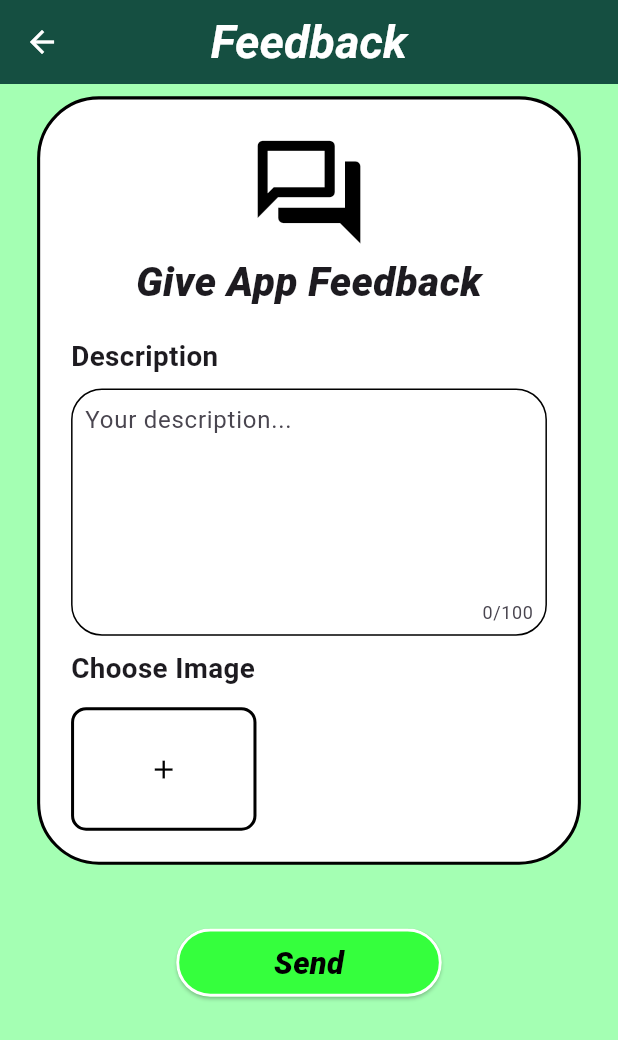
After one commit to nguyenntce/SU24-SEP490-KoreanDictionary-Mobile_app, a Flutter app: the FeedbackVocabularyScreen screen opened directly, on a phone screen of 412 x 824 dp. The commit adds this screen. Shown: the top 1040 px of the screen. Run offline on Flutter 3.47's test engine with Material 3 defaults, Android fonts, the phone set to English and light mode, and no system bars; our stand-ins replace audioplayers, camera, country_picker, firebase_auth, firebase_core, firebase_database and 8 more; accounts and stored records are empty; generated files the repository leaves out were written again.

Commit message:
add screen feedbac_vocabulary + update screen detail, update vocabulary screen

```diff
--- /dev/null
+++ b/lib/page_setting/feedback_vocabulary_screen.dart
@@ -0,0 +1,234 @@
+import 'dart:io';
+
+import 'package:flutter/material.dart';
+import 'package:image_picker/image_picker.dart';
+
+class FeedbackVocabularyScreen extends StatefulWidget {
+  @override
+  _FeedbackVocabularyScreenState createState() =>
+      _FeedbackVocabularyScreenState();
+}
+
+class _FeedbackVocabularyScreenState extends State<FeedbackVocabularyScreen> {
+  List<String> types = [
+    'Vocabulary',
+    'Take Picture',
+    'Quiz',
+    'Flashcard',
+    'Other'
+  ];
+  String? selectedType;
+
+  File? image;
+
+  bool isImageSelected = false;
+
+  Future<void> _pickImage(int boxNumber) async {
+    final pickedImage = await ImagePicker().pickImage(
+      source: ImageSource.gallery, // Chọn hình từ thư viện ảnh
+      // source: ImageSource.camera, // Chọn hình từ máy ảnh
+    );
+    if (pickedImage != null) {
+      setState(() {
+        // Cập nhật hình ảnh đã chọn vào biến tương ứng
+        if (boxNumber == 1) {
+          image = File(pickedImage.path);
+          isImageSelected =
+              true; // Đặt biến isImage1Selected thành true khi chọn hình ảnh
+        }
+      });
+    }
+  }
+
+  @override
+  Widget build(BuildContext context) {
+    double screenWidth = MediaQuery.of(context).size.width;
+    double screenHeight = MediaQuery.of(context).size.height;
+    double titleFontSize = screenWidth * 0.05;
+    double iconSize = screenWidth * 0.1;
+
+    return Scaffold(
+      backgroundColor: const Color(0xFFA4FFB3),
+      appBar: AppBar(
+        backgroundColor: const Color(0xFF154F41),
+        leading: IconButton(
+          icon: const Icon(Icons.arrow_back, color: Colors.white),
+          onPressed: () {
+            Navigator.of(context).pop();
+          },
+        ),
+        title: Text(
+          'Feedback',
+          style: TextStyle(
+            fontSize: titleFontSize * 1.5,
+            fontWeight: FontWeight.bold,
+            fontStyle: FontStyle.italic,
+            color: Colors.white,
+          ),
+        ),
+        centerTitle: true,
+      ),
+      body: LayoutBuilder(
+        builder: (context, constraints) {
+          return SingleChildScrollView(
+            // Sử dụng SingleChildScrollView thay vì CustomScrollView
+            child: Column(
+              children: [
+                Container(
+                  margin: EdgeInsets.symmetric(
+                      horizontal: screenHeight * 0.03,
+                      vertical: screenHeight * 0.01),
+                  decoration: BoxDecoration(
+                    color: Colors.white,
+                    border: Border.all(
+                        color: Colors.black, width: screenWidth * 0.005),
+                    borderRadius: BorderRadius.circular(screenWidth * 0.1),
+                  ),
+                  child: Padding(
+                    padding: EdgeInsets.all(screenWidth * 0.05),
+                    child: Column(
+                      mainAxisAlignment: MainAxisAlignment.center,
+                      children: [
+                        Icon(
+                          Icons.question_answer_outlined,
+                          size: iconSize * 2,
+                          color: Colors.black,
+                        ),
+                        Text(
+                          'Give App Feedback',
+                          style: TextStyle(
+                            fontSize: titleFontSize * 1.3,
+                            fontWeight: FontWeight.w900,
+                            fontStyle: FontStyle.italic,
+                          ),
+                          textAlign: TextAlign.center,
+                        ),
+                        SizedBox(height: screenWidth * 0.02),
+
+                        SizedBox(height: screenWidth * 0.02),
+                        Row(
+                          mainAxisAlignment: MainAxisAlignment.start,
+                          children: [
+                            Text(
+                              'Description',
+                              style: TextStyle(
+                                fontSize: titleFontSize * 0.9,
+                                fontWeight: FontWeight.bold,
+                              ),
+                            ),
+                          ],
+                        ),
+                        SizedBox(height: screenWidth * 0.02),
+                        Container(
+                          width: screenWidth * 0.8,
+                          height: screenHeight * 0.2,
+                          decoration: BoxDecoration(
+                            color: Colors.white,
+                            border: Border.all(color: Colors.black),
+                            borderRadius:
+                                BorderRadius.circular(screenWidth * 0.05),
+                          ),
+                          child: TextField(
+                            maxLength: 100,
+                            maxLines: 5,
+                            decoration: InputDecoration(
+                              hintText: 'Your description...',
+                              border: InputBorder.none,
+                              contentPadding: EdgeInsets.symmetric(
+                                horizontal: screenWidth * 0.02,
+                                vertical: screenHeight * 0.01,
+                              ),
+                            ),
+                          ),
+                        ),
+                        SizedBox(height: screenWidth * 0.02),
+                        Row(
+                          mainAxisAlignment: MainAxisAlignment.start,
+                          children: [
+                            Text(
+                              'Choose Image',
+                              style: TextStyle(
+                                fontSize: titleFontSize * 0.9,
+                                fontWeight: FontWeight.bold,
+                              ),
+                            ),
+                          ],
+                        ),
+                        SizedBox(height: screenWidth * 0.03),
+                        Row(
+                          mainAxisAlignment: MainAxisAlignment.start,
+                          children: [
+                            InkWell(
+                              onTap: () {
+                                _pickImage(1);
+                              },
+                              child: Stack(
+                                alignment: Alignment.center,
+                                children: [
+                                  Container(
+                                    width: screenWidth * 0.3,
+                                    height: screenHeight * 0.1,
+                                    decoration: BoxDecoration(
+                                      border: Border.all(
+                                        color: Colors.black,
+                                        width: 2.0,
+                                      ),
+                                      borderRadius: BorderRadius.circular(10.0),
+                                    ),
+                                    child: isImageSelected
+                                        ? Image.file(image!)
+                                        : Icon(
+                                            Icons.add,
+                                            size: screenWidth * 0.05,
+                                            color: Colors.black,
+                                          ),
+                                  ),
+                                ],
+                              ),
+                            ),
+                          ],
+                        ),
+                      ],
+                    ),
+                  ),
+                ),
+                Padding(
+                  padding: EdgeInsets.symmetric(
+                    vertical: screenHeight * 0.04,
+                  ),
+                  child: ElevatedButton(
+                    onPressed: () {
+                      // Code xử lý khi nhấn nút Send
+                    },
+                    style: ElevatedButton.styleFrom(
+                      backgroundColor: const Color(0xFF35FF3D),
+                      shape: RoundedRectangleBorder(
+                        borderRadius: BorderRadius.circular(30.0),
+                      ),
+                      side: const BorderSide(width: 2, color: Colors.white),
+                    ),
+                    child: Padding(
+                      padding: EdgeInsets.symmetric(
+                        horizontal: screenWidth * 0.1,
+                        vertical: screenHeight * 0.01,
+                      ),
+                      child: Text(
+                        'Send',
+                        style: TextStyle(
+                          fontSize: titleFontSize,
+                          color: Colors.black,
+                          fontStyle: FontStyle.italic,
+                          fontWeight: FontWeight.w900,
+                        ),
+                      ),
+                    ),
+                  ),
+                ),
+              ],
+            ),
+          );
+        },
+      ),
+    );
+  }
+}
--- a/lib/pages/pages_menu/vocabulary_screen.dart
+++ b/lib/pages/pages_menu/vocabulary_screen.dart
@@ -71,9 +71,11 @@ class _VocabularyScreenState extends State<VocabularyScreen> {
       tempList.add(vocab);
     }
   });
+  if (mounted) {
     setState(() {
       filteredVocabulary = tempList;
     });
+  }
 }
 
   // Hàm xử lý sự kiện nhấn vào box
@@ -163,7 +165,7 @@ class _VocabularyScreenState extends State<VocabularyScreen> {
                   ),
                   contentPadding: EdgeInsets.fromLTRB(
                     screenWidth * 0.02,
-                    screenWidth * 0.01,
+                    screenWidth * 0.02,
                     screenWidth * 0.02,
                     screenWidth * 0.07,
                   ),
```
Also changed, not shown: lib/pages/home_screen.dart (+5 -4 lines), lib/pages/pages_menu/page_vocabulary/vocabulary_details_screen.dart (+51 -56 lines). Lines whose indentation alone changed are shown as unchanged.
